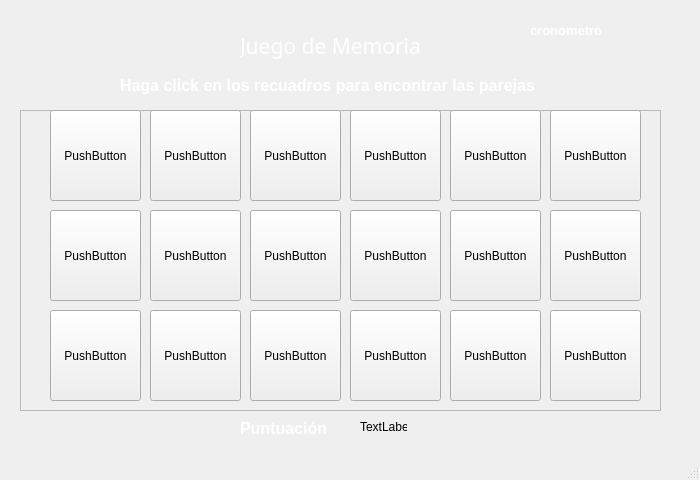
Above: mainwindow.ui from cecilianomeibel/Proyecto1DatosII before the change. Below: the same form after it.
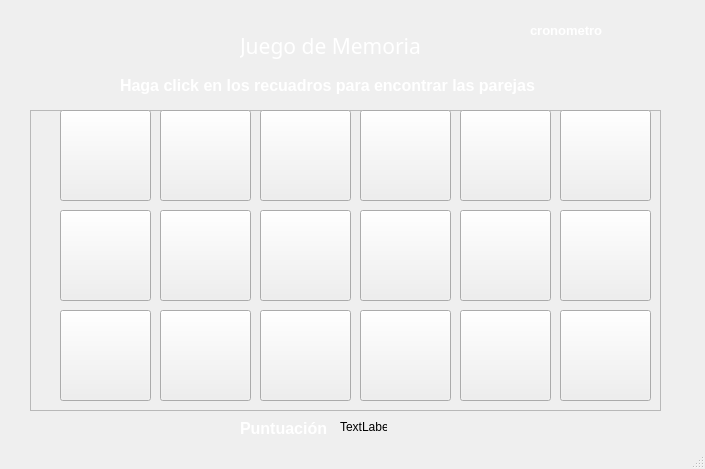
That is the form after the change. Icons and pictures are not drawn.

Patch:
```diff
--- a/mainwindow.ui
+++ b/mainwindow.ui
@@ -6,8 +6,8 @@
    <rect>
     <x>0</x>
     <y>0</y>
-    <width>700</width>
-    <height>480</height>
+    <width>705</width>
+    <height>469</height>
    </rect>
   </property>
   <property name="windowTitle">
@@ -108,9 +108,9 @@
    <widget class="QFrame" name="frame">
     <property name="geometry">
      <rect>
-      <x>20</x>
+      <x>30</x>
       <y>110</y>
-      <width>641</width>
+      <width>631</width>
       <height>301</height>
      </rect>
     </property>
@@ -133,7 +133,7 @@
       </rect>
      </property>
      <property name="text">
-      <string>PushButton</string>
+      <string/>
      </property>
     </widget>
     <widget class="QPushButton" name="tarjeta02">
@@ -146,7 +146,7 @@
       </rect>
      </property>
      <property name="text">
-      <string>PushButton</string>
+      <string/>
      </property>
     </widget>
     <widget class="QPushButton" name="tarjeta03">
@@ -159,7 +159,7 @@
       </rect>
      </property>
      <property name="text">
-      <string>PushButton</string>
+      <string/>
      </property>
     </widget>
     <widget class="QPushButton" name="tarjeta04">
@@ -172,7 +172,7 @@
       </rect>
      </property>
      <property name="text">
-      <string>PushButton</string>
+      <string/>
      </property>
     </widget>
     <widget class="QPushButton" name="tarjeta05">
@@ -185,7 +185,7 @@
       </rect>
      </property>
      <property name="text">
-      <string>PushButton</string>
+      <string/>
      </property>
     </widget>
     <widget class="QPushButton" name="tarjeta18">
@@ -198,163 +198,163 @@
       </rect>
      </property>
      <property name="text">
-      <string>PushButton</string>
-     </property>
-    </widget>
-    <widget class="QPushButton" name="tarjeta06">
-     <property name="geometry">
-      <rect>
-       <x>30</x>
-       <y>200</y>
-       <width>91</width>
-       <height>91</height>
-      </rect>
-     </property>
-     <property name="text">
-      <string>PushButton</string>
-     </property>
-    </widget>
-    <widget class="QPushButton" name="tarjeta14">
-     <property name="geometry">
-      <rect>
-       <x>130</x>
-       <y>100</y>
-       <width>91</width>
-       <height>91</height>
-      </rect>
-     </property>
-     <property name="text">
-      <string>PushButton</string>
+      <string/>
      </property>
     </widget>
     <widget class="QPushButton" name="tarjeta13">
      <property name="geometry">
       <rect>
-       <x>130</x>
+       <x>30</x>
        <y>200</y>
        <width>91</width>
        <height>91</height>
       </rect>
      </property>
      <property name="text">
-      <string>PushButton</string>
-     </property>
-    </widget>
-    <widget class="QPushButton" name="tarjeta12">
-     <property name="geometry">
-      <rect>
-       <x>230</x>
-       <y>100</y>
-       <width>91</width>
-       <height>91</height>
-      </rect>
-     </property>
-     <property name="text">
-      <string>PushButton</string>
-     </property>
-    </widget>
-    <widget class="QPushButton" name="tarjeta11">
-     <property name="geometry">
-      <rect>
-       <x>230</x>
-       <y>200</y>
-       <width>91</width>
-       <height>91</height>
-      </rect>
-     </property>
-     <property name="text">
-      <string>PushButton</string>
-     </property>
-    </widget>
-    <widget class="QPushButton" name="tarjeta10">
-     <property name="geometry">
-      <rect>
-       <x>530</x>
-       <y>0</y>
-       <width>91</width>
-       <height>91</height>
-      </rect>
-     </property>
-     <property name="text">
-      <string>PushButton</string>
-     </property>
-    </widget>
-    <widget class="QPushButton" name="tarjeta09">
-     <property name="geometry">
-      <rect>
-       <x>330</x>
-       <y>100</y>
-       <width>91</width>
-       <height>91</height>
-      </rect>
-     </property>
-     <property name="text">
-      <string>PushButton</string>
+      <string/>
      </property>
     </widget>
     <widget class="QPushButton" name="tarjeta08">
      <property name="geometry">
       <rect>
-       <x>330</x>
-       <y>200</y>
-       <width>91</width>
-       <height>91</height>
-      </rect>
-     </property>
-     <property name="text">
-      <string>PushButton</string>
-     </property>
-    </widget>
-    <widget class="QPushButton" name="tarjeta07">
-     <property name="geometry">
-      <rect>
-       <x>430</x>
+       <x>130</x>
        <y>100</y>
        <width>91</width>
        <height>91</height>
       </rect>
      </property>
      <property name="text">
-      <string>PushButton</string>
+      <string/>
      </property>
     </widget>
     <widget class="QPushButton" name="tarjeta17">
      <property name="geometry">
       <rect>
-       <x>430</x>
+       <x>130</x>
        <y>200</y>
        <width>91</width>
        <height>91</height>
       </rect>
      </property>
      <property name="text">
-      <string>PushButton</string>
+      <string/>
      </property>
     </widget>
     <widget class="QPushButton" name="tarjeta16">
      <property name="geometry">
       <rect>
-       <x>530</x>
+       <x>230</x>
        <y>100</y>
        <width>91</width>
        <height>91</height>
       </rect>
      </property>
      <property name="text">
-      <string>PushButton</string>
+      <string/>
      </property>
     </widget>
     <widget class="QPushButton" name="tarjeta15">
      <property name="geometry">
       <rect>
+       <x>230</x>
+       <y>200</y>
+       <width>91</width>
+       <height>91</height>
+      </rect>
+     </property>
+     <property name="text">
+      <string/>
+     </property>
+    </widget>
+    <widget class="QPushButton" name="tarjeta06">
+     <property name="geometry">
+      <rect>
        <x>530</x>
+       <y>0</y>
+       <width>91</width>
+       <height>91</height>
+      </rect>
+     </property>
+     <property name="text">
+      <string/>
+     </property>
+    </widget>
+    <widget class="QPushButton" name="tarjeta10">
+     <property name="geometry">
+      <rect>
+       <x>330</x>
+       <y>100</y>
+       <width>91</width>
+       <height>91</height>
+      </rect>
+     </property>
+     <property name="text">
+      <string/>
+     </property>
+    </widget>
+    <widget class="QPushButton" name="tarjeta16">
+     <property name="geometry">
+      <rect>
+       <x>330</x>
        <y>200</y>
        <width>91</width>
        <height>91</height>
       </rect>
      </property>
      <property name="text">
-      <string>PushButton</string>
+      <string/>
+     </property>
+    </widget>
+    <widget class="QPushButton" name="tarjeta11">
+     <property name="geometry">
+      <rect>
+       <x>430</x>
+       <y>100</y>
+       <width>91</width>
+       <height>91</height>
+      </rect>
+     </property>
+     <property name="text">
+      <string/>
+     </property>
+    </widget>
+    <widget class="QPushButton" name="tarjeta17">
+     <property name="geometry">
+      <rect>
+       <x>430</x>
+       <y>200</y>
+       <width>91</width>
+       <height>91</height>
+      </rect>
+     </property>
+     <property name="text">
+      <string/>
+     </property>
+    </widget>
+    <widget class="QPushButton" name="tarjeta12">
+     <property name="geometry">
+      <rect>
+       <x>530</x>
+       <y>100</y>
+       <width>91</width>
+       <height>91</height>
+      </rect>
+     </property>
+     <property name="text">
+      <string/>
+     </property>
+    </widget>
+    <widget class="QPushButton" name="tarjeta18">
+     <property name="geometry">
+      <rect>
+       <x>530</x>
+       <y>200</y>
+       <width>91</width>
+       <height>91</height>
+      </rect>
+     </property>
+     <property name="text">
+      <string/>
      </property>
     </widget>
    </widget>
@@ -386,7 +386,7 @@
    <widget class="QLabel" name="lblPuntaje">
     <property name="geometry">
      <rect>
-      <x>360</x>
+      <x>340</x>
       <y>420</y>
       <width>47</width>
       <height>13</height>
```
Left out of the diff: 8 changed lines with no effect on the pictures.
